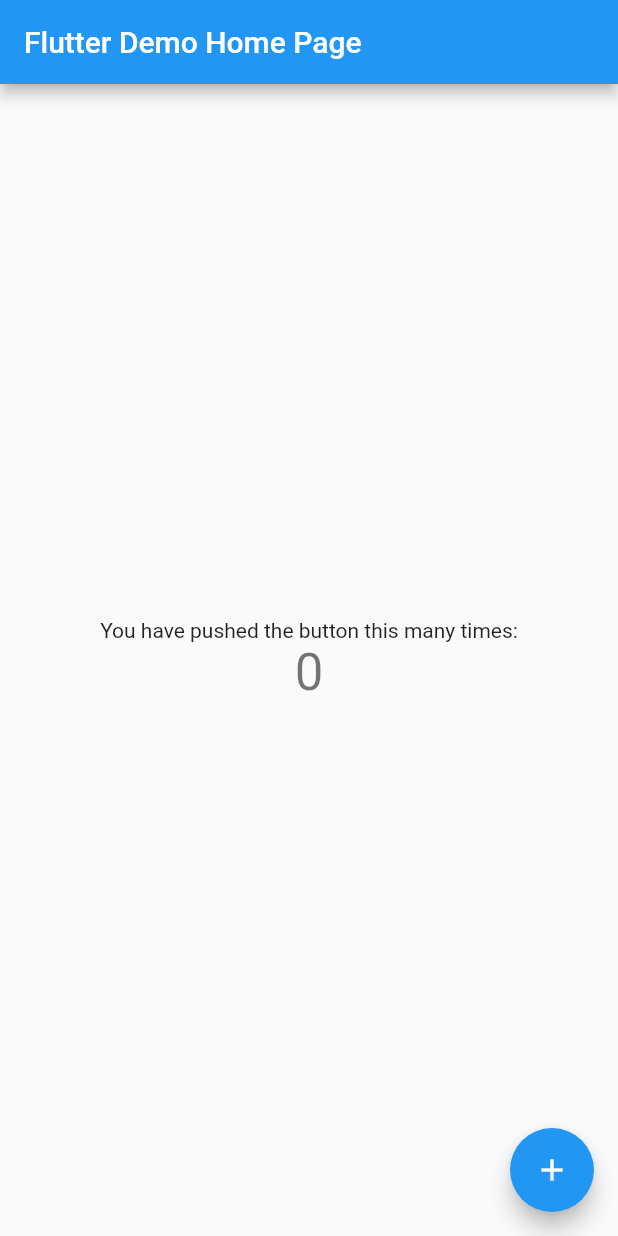
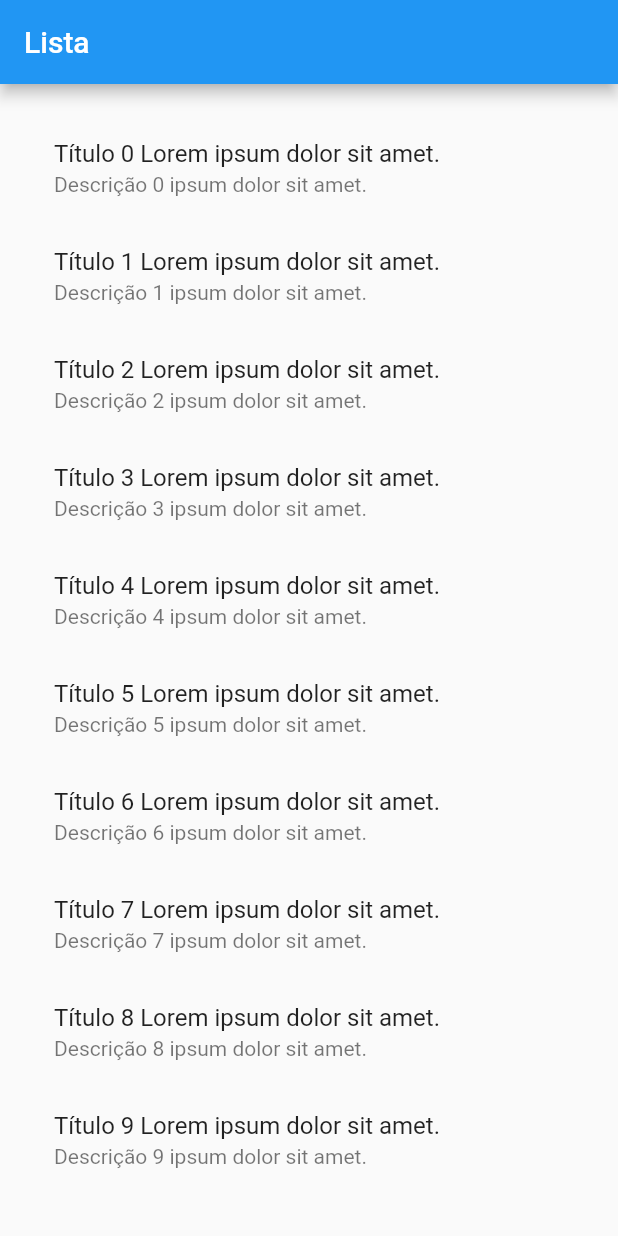
Before and after one commit to lucianofilho1139/listas, a Flutter app: the screen it shows after launch, on a phone screen of 412 x 824 dp. Run offline on Flutter 3.47's test engine with Material 2 defaults, Android fonts, the phone set to English and light mode, and no system bars.

Commit message:
add list feature in home

```diff
--- /dev/null
+++ b/lib/Home.dart
@@ -0,0 +1,45 @@
+import 'package:flutter/material.dart';
+
+class Home extends StatefulWidget {
+  @override
+  _HomeState createState() => _HomeState();
+}
+
+class _HomeState extends State<Home> {
+  List _itens = [];
+
+  void _carregarItens() {
+    _itens = [];
+    for (int i = 0; i <= 10; i++) {
+      Map<String, dynamic> item = Map();
+      item["titulo"] = "Título ${i} Lorem ipsum dolor sit amet.";
+      item["descricao"] = "Descrição ${i} ipsum dolor sit amet.";
+      _itens.add(item);
+    }
+  }
+
+  @override
+  Widget build(BuildContext context) {
+    _carregarItens();
+
+    return Scaffold(
+      appBar: AppBar(
+        title: Text("Lista"),
+      ),
+      body: Container(
+        padding: EdgeInsets.all(20),
+        child: ListView.builder(
+            itemCount: _itens.length,
+            itemBuilder: (context, indice) {
+              //Map<String, dynamic> item = _itens[indice];
+              //print("item ${ _itens[indice]["titulo"] }");
+
+              return ListTile(
+                title: Text(_itens[indice]["titulo"]),
+                subtitle: Text(_itens[indice]["descricao"]),
+              );
+            }),
+      ),
+    );
+  }
+}
--- a/lib/Lista.dart
+++ /dev/null
@@ -1,115 +0,0 @@
-import 'package:flutter/material.dart';
-
-void main() {
-  runApp(const MyApp());
-}
-
-class MyApp extends StatelessWidget {
-  const MyApp({Key? key}) : super(key: key);
-
-  // This widget is the root of your application.
-  @override
-  Widget build(BuildContext context) {
-    return MaterialApp(
-      title: 'Flutter Demo',
-      theme: ThemeData(
-        // This is the theme of your application.
-        //
-        // Try running your application with "flutter run". You'll see the
-        // application has a blue toolbar. Then, without quitting the app, try
-        // changing the primarySwatch below to Colors.green and then invoke
-        // "hot reload" (press "r" in the console where you ran "flutter run",
-        // or simply save your changes to "hot reload" in a Flutter IDE).
-        // Notice that the counter didn't reset back to zero; the application
-        // is not restarted.
-        primarySwatch: Colors.blue,
-      ),
-      home: const MyHomePage(title: 'Flutter Demo Home Page'),
-    );
-  }
-}
-
-class MyHomePage extends StatefulWidget {
-  const MyHomePage({Key? key, required this.title}) : super(key: key);
-
-  // This widget is the home page of your application. It is stateful, meaning
-  // that it has a State object (defined below) that contains fields that affect
-  // how it looks.
-
-  // This class is the configuration for the state. It holds the values (in this
-  // case the title) provided by the parent (in this case the App widget) and
-  // used by the build method of the State. Fields in a Widget subclass are
-  // always marked "final".
-
-  final String title;
-
-  @override
-  State<MyHomePage> createState() => _MyHomePageState();
-}
-
-class _MyHomePageState extends State<MyHomePage> {
-  int _counter = 0;
-
-  void _incrementCounter() {
-    setState(() {
-      // This call to setState tells the Flutter framework that something has
-      // changed in this State, which causes it to rerun the build method below
-      // so that the display can reflect the updated values. If we changed
-      // _counter without calling setState(), then the build method would not be
-      // called again, and so nothing would appear to happen.
-      _counter++;
-    });
-  }
-
-  @override
-  Widget build(BuildContext context) {
-    // This method is rerun every time setState is called, for instance as done
-    // by the _incrementCounter method above.
-    //
-    // The Flutter framework has been optimized to make rerunning build methods
-    // fast, so that you can just rebuild anything that needs updating rather
-    // than having to individually change instances of widgets.
-    return Scaffold(
-      appBar: AppBar(
-        // Here we take the value from the MyHomePage object that was created by
-        // the App.build method, and use it to set our appbar title.
-        title: Text(widget.title),
-      ),
-      body: Center(
-        // Center is a layout widget. It takes a single child and positions it
-        // in the middle of the parent.
-        child: Column(
-          // Column is also a layout widget. It takes a list of children and
-          // arranges them vertically. By default, it sizes itself to fit its
-          // children horizontally, and tries to be as tall as its parent.
-          //
-          // Invoke "debug painting" (press "p" in the console, choose the
-          // "Toggle Debug Paint" action from the Flutter Inspector in Android
-          // Studio, or the "Toggle Debug Paint" command in Visual Studio Code)
-          // to see the wireframe for each widget.
-          //
-          // Column has various properties to control how it sizes itself and
-          // how it positions its children. Here we use mainAxisAlignment to
-          // center the children vertically; the main axis here is the vertical
-          // axis because Columns are vertical (the cross axis would be
-          // horizontal).
-          mainAxisAlignment: MainAxisAlignment.center,
-          children: <Widget>[
-            const Text(
-              'You have pushed the button this many times:',
-            ),
-            Text(
-              '$_counter',
-              style: Theme.of(context).textTheme.headline4,
-            ),
-          ],
-        ),
-      ),
-      floatingActionButton: FloatingActionButton(
-        onPressed: _incrementCounter,
-        tooltip: 'Increment',
-        child: const Icon(Icons.add),
-      ), // This trailing comma makes auto-formatting nicer for build methods.
-    );
-  }
-}
--- a/lib/main.dart
+++ b/lib/main.dart
@@ -1,115 +1,4 @@
 import 'package:flutter/material.dart';
+import 'package:listas/Home.dart';
 
-void main() {
-  runApp(const MyApp());
-}
-
-class MyApp extends StatelessWidget {
-  const MyApp({Key? key}) : super(key: key);
-
-  // This widget is the root of your application.
-  @override
-  Widget build(BuildContext context) {
-    return MaterialApp(
-      title: 'Flutter Demo',
-      theme: ThemeData(
-        // This is the theme of your application.
-        //
-        // Try running your application with "flutter run". You'll see the
-        // application has a blue toolbar. Then, without quitting the app, try
-        // changing the primarySwatch below to Colors.green and then invoke
-        // "hot reload" (press "r" in the console where you ran "flutter run",
-        // or simply save your changes to "hot reload" in a Flutter IDE).
-        // Notice that the counter didn't reset back to zero; the application
-        // is not restarted.
-        primarySwatch: Colors.blue,
-      ),
-      home: const MyHomePage(title: 'Flutter Demo Home Page'),
-    );
-  }
-}
-
-class MyHomePage extends StatefulWidget {
-  const MyHomePage({Key? key, required this.title}) : super(key: key);
-
-  // This widget is the home page of your application. It is stateful, meaning
-  // that it has a State object (defined below) that contains fields that affect
-  // how it looks.
-
-  // This class is the configuration for the state. It holds the values (in this
-  // case the title) provided by the parent (in this case the App widget) and
-  // used by the build method of the State. Fields in a Widget subclass are
-  // always marked "final".
-
-  final String title;
-
-  @override
-  State<MyHomePage> createState() => _MyHomePageState();
-}
-
-class _MyHomePageState extends State<MyHomePage> {
-  int _counter = 0;
-
-  void _incrementCounter() {
-    setState(() {
-      // This call to setState tells the Flutter framework that something has
-      // changed in this State, which causes it to rerun the build method below
-      // so that the display can reflect the updated values. If we changed
-      // _counter without calling setState(), then the build method would not be
-      // called again, and so nothing would appear to happen.
-      _counter++;
-    });
-  }
-
-  @override
-  Widget build(BuildContext context) {
-    // This method is rerun every time setState is called, for instance as done
-    // by the _incrementCounter method above.
-    //
-    // The Flutter framework has been optimized to make rerunning build methods
-    // fast, so that you can just rebuild anything that needs updating rather
-    // than having to individually change instances of widgets.
-    return Scaffold(
-      appBar: AppBar(
-        // Here we take the value from the MyHomePage object that was created by
-        // the App.build method, and use it to set our appbar title.
-        title: Text(widget.title),
-      ),
-      body: Center(
-        // Center is a layout widget. It takes a single child and positions it
-        // in the middle of the parent.
-        child: Column(
-          // Column is also a layout widget. It takes a list of children and
-          // arranges them vertically. By default, it sizes itself to fit its
-          // children horizontally, and tries to be as tall as its parent.
-          //
-          // Invoke "debug painting" (press "p" in the console, choose the
-          // "Toggle Debug Paint" action from the Flutter Inspector in Android
-          // Studio, or the "Toggle Debug Paint" command in Visual Studio Code)
-          // to see the wireframe for each widget.
-          //
-          // Column has various properties to control how it sizes itself and
-          // how it positions its children. Here we use mainAxisAlignment to
-          // center the children vertically; the main axis here is the vertical
-          // axis because Columns are vertical (the cross axis would be
-          // horizontal).
-          mainAxisAlignment: MainAxisAlignment.center,
-          children: <Widget>[
-            const Text(
-              'You have pushed the button this many times:',
-            ),
-            Text(
-              '$_counter',
-              style: Theme.of(context).textTheme.headline4,
-            ),
-          ],
-        ),
-      ),
-      floatingActionButton: FloatingActionButton(
-        onPressed: _incrementCounter,
-        tooltip: 'Increment',
-        child: const Icon(Icons.add),
-      ), // This trailing comma makes auto-formatting nicer for build methods.
-    );
-  }
-}
+void main() => runApp(MaterialApp(home: Home()));
```
